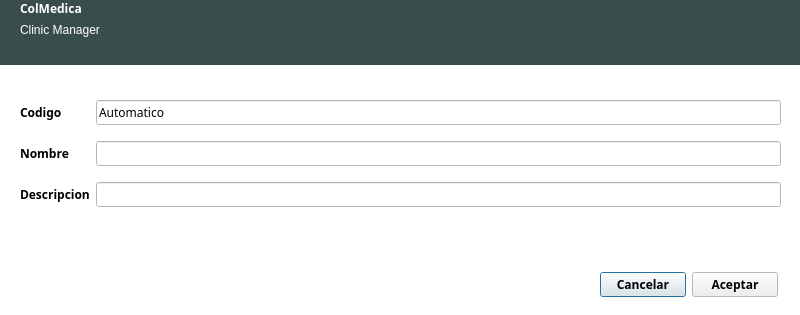
Old version of the form gui/administrador/uis/DialogNuevaArea.ui in the repository BryanTabarez/ProyectoBD.
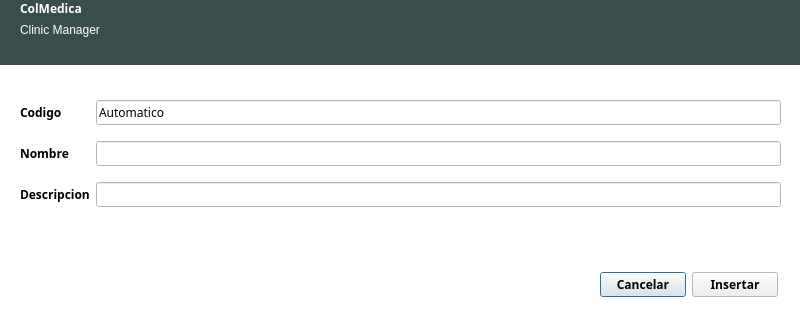
New version of the form.

```diff
--- a/gui/administrador/uis/DialogNuevaArea.ui
+++ b/gui/administrador/uis/DialogNuevaArea.ui
@@ -203,7 +203,7 @@
      <item>
       <widget class="QPushButton" name="pushButtonAceptar">
        <property name="text">
-        <string>Aceptar</string>
+        <string>Insertar</string>
        </property>
       </widget>
      </item>
@@ -319,7 +319,7 @@
       <x>20</x>
       <y>0</y>
       <width>162</width>
-      <height>61</height>
+      <height>62</height>
      </rect>
     </property>
     <layout class="QFormLayout" name="formLayout_5">
```
Left out of the diff: 2 changed lines with no effect on the pictures.
